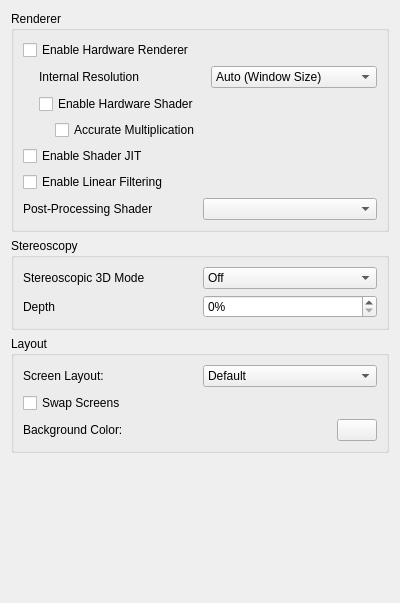
Before: the Qt Designer form src/citra_qt/configuration/configure_graphics.ui in PabloMK7/citra, drawn with Qt 5.
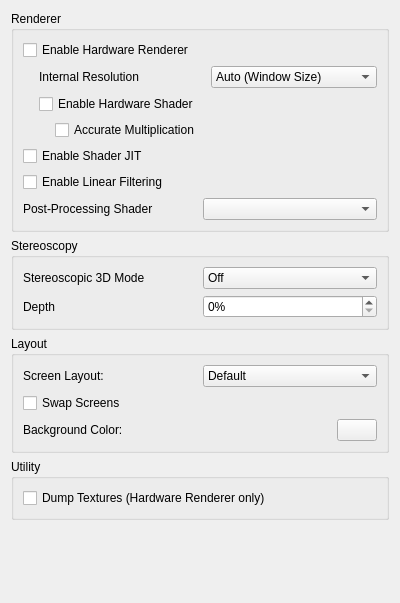
After: the same form once the commit is applied.

Commit message: add texture dumping as a config entry

```diff
--- a/src/citra_qt/configuration/configure_graphics.ui
+++ b/src/citra_qt/configuration/configure_graphics.ui
@@ -328,6 +328,25 @@
      </layout>
     </widget>
    </item>
+   <item>
+    <widget class="QGroupBox" name="utilityBox">
+     <property name="title">
+      <string>Utility</string>
+     </property>
+     <layout class="QVBoxLayout" name="verticalLayout_4">
+      <item>
+       <widget class="QCheckBox" name="toggle_dump_textures">
+        <property name="toolTip">
+         <string>&lt;html&gt;&lt;head/&gt;&lt;body&gt;&lt;p&gt;Dump textures to PNG files.&lt;/p&gt;&lt;p&gt;Textures are dumped to dump/textures/[Title ID]/.&lt;/p&gt;&lt;/body&gt;&lt;/html&gt;</string>
+        </property>
+        <property name="text">
+         <string>Dump Textures (Hardware Renderer only)</string>
+        </property>
+       </widget>
+      </item>
+     </layout>
+    </widget>
+   </item>
    <item>
     <spacer name="verticalSpacer">
      <property name="orientation">
```
The commit also changes 7 other files.
